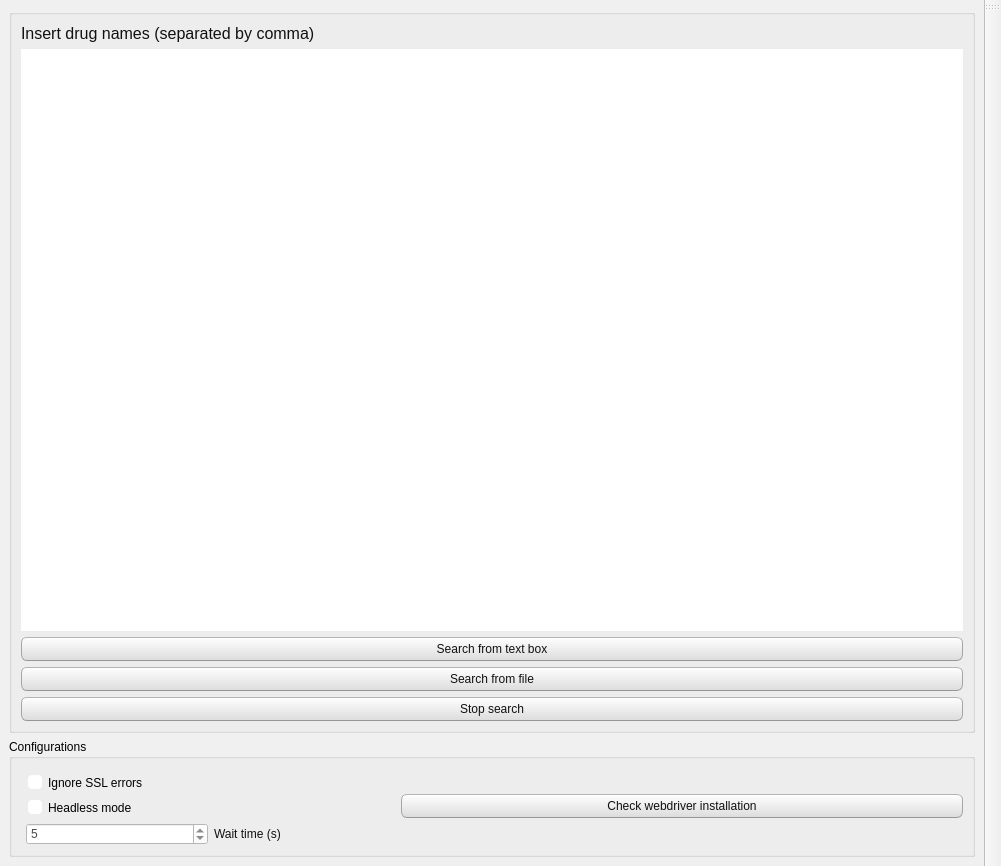
The window that EMADB/commons/interface/layout/window_layout.ui (CTCycle/EMADB-Autopilot) describes before a commit, drawn with Qt 5.
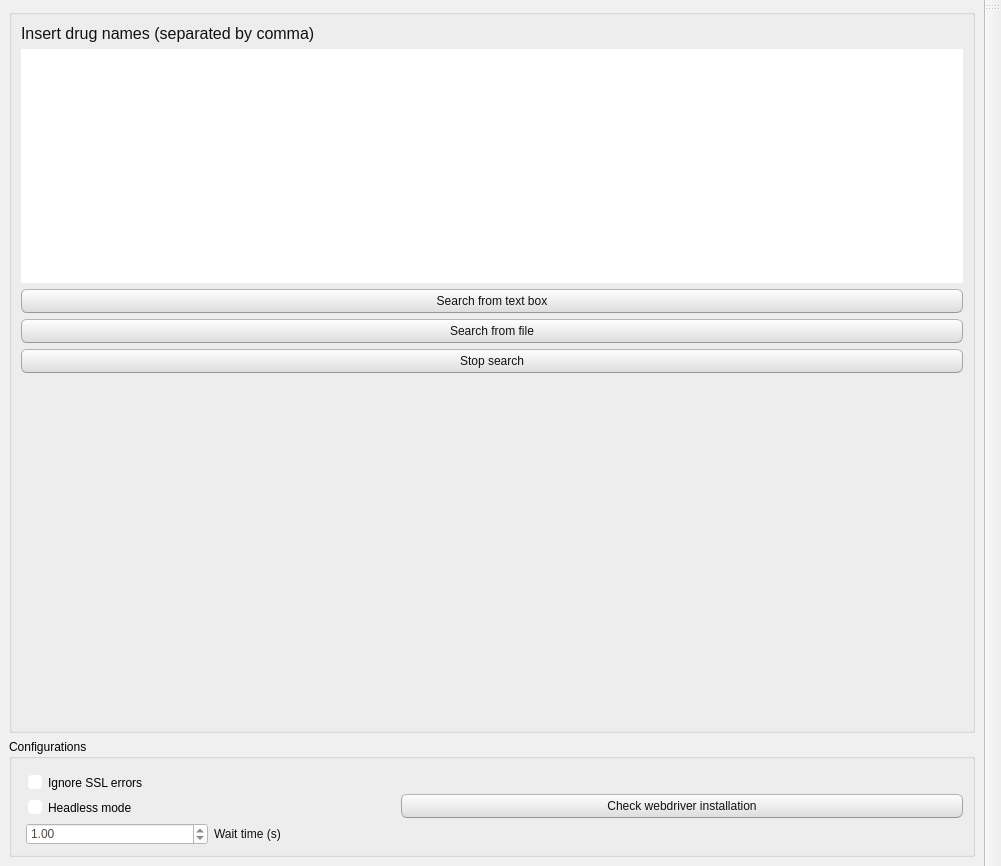
The same window after the commit.

Commit message: added vertical spacer, changed organisation of utils folders

The edit to the form file:
```diff
--- a/EMADB/commons/interface/layout/window_layout.ui
+++ b/EMADB/commons/interface/layout/window_layout.ui
@@ -563,6 +563,19 @@
          </item>
         </layout>
        </item>
+       <item>
+        <spacer name="verticalSpacer">
+         <property name="orientation">
+          <enum>Qt::Orientation::Vertical</enum>
+         </property>
+         <property name="sizeHint" stdset="0">
+          <size>
+           <width>20</width>
+           <height>40</height>
+          </size>
+         </property>
+        </spacer>
+       </item>
       </layout>
      </widget>
     </item>
@@ -607,7 +620,7 @@
              <item>
               <layout class="QHBoxLayout" name="horizontalLayout_3">
                <item>
-                <widget class="QSpinBox" name="waitTime">
+                <widget class="QDoubleSpinBox" name="waitTime">
                  <property name="toolTip">
                   <string>&lt;html&gt;&lt;head/&gt;&lt;body&gt;&lt;p&gt;Max waiting time before considering action failed&lt;/p&gt;&lt;/body&gt;&lt;/html&gt;</string>
                  </property>
@@ -615,10 +628,10 @@
                   <set>Qt::AlignmentFlag::AlignLeading|Qt::AlignmentFlag::AlignLeft|Qt::AlignmentFlag::AlignVCenter</set>
                  </property>
                  <property name="maximum">
-                  <number>60</number>
+                  <double>100.000000000000000</double>
                  </property>
                  <property name="value">
-                  <number>5</number>
+                  <double>1.000000000000000</double>
                  </property>
                 </widget>
                </item>
```
Left out of the diff: 3 changed lines with no effect on the pictures. The commit also changes 5 other files.
